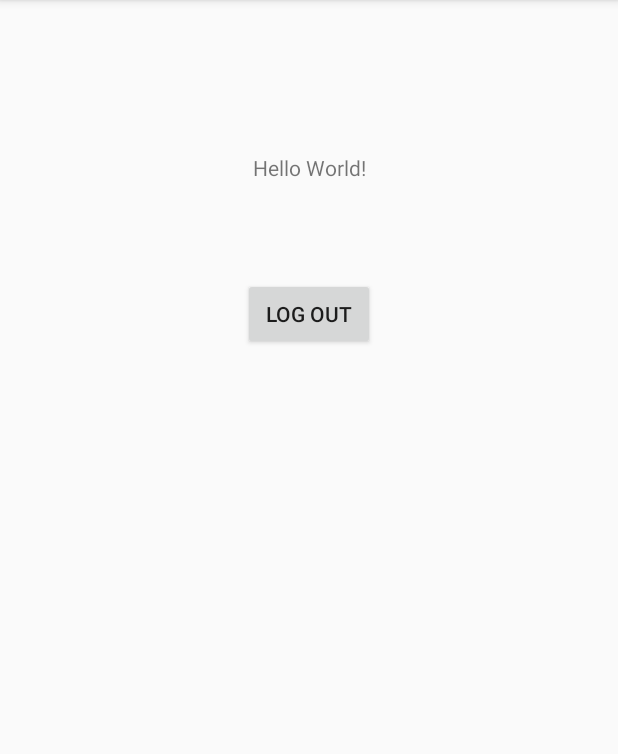
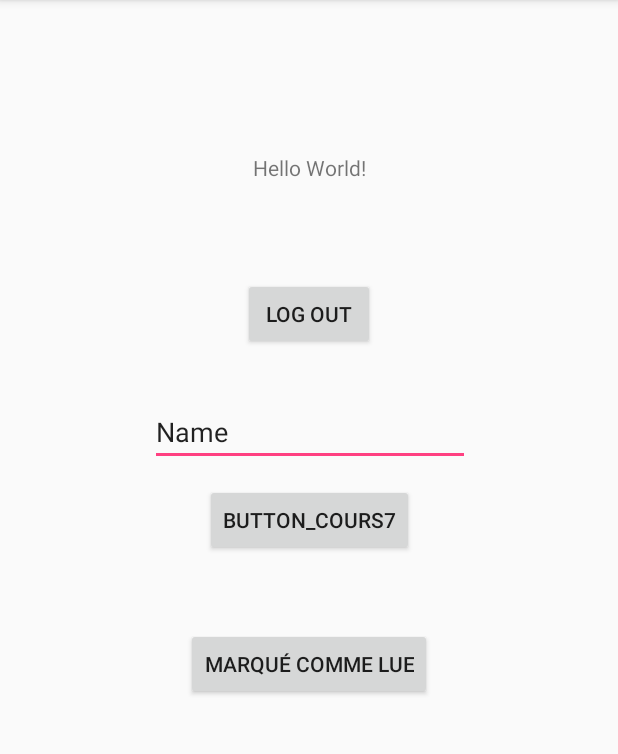
Before and after one commit to Riogun13/Android_Cours_4, an Android app: the screen it shows after launch once a user with an empty profile is signed in (MainActivity), on a phone screen of 412 x 824 dp, the part 84-838 px from its top. Run offline under Robolectric (Android 15) with nearby library versions, the phone set to English and light mode, and no system bars; our stand-ins replace Firebase (no records; nobody signed in at launch, a user with empty details on screens opened directly).

Commit message:
Cour 7 pour les notifications.

```diff
--- a/app/src/main/AndroidManifest.xml
+++ b/app/src/main/AndroidManifest.xml
@@ -1,6 +1,7 @@
 <?xml version="1.0" encoding="utf-8"?>
 <manifest xmlns:android="http://schemas.android.com/apk/res/android"
     package="com.example.a533.android_cours_4">
+    <uses-permission android:name="android.permission.FOREGROUND_SERVICE"/>
 
     <application
         android:allowBackup="true"
@@ -19,6 +20,7 @@
         <activity android:name=".SignupOrLoginActivity" />
         <activity android:name=".LoginActivity" />
         <activity android:name=".SignUpActivity"></activity>
+        <service android:name=".notification.NotificationService"/>
     </application>
 
 </manifest>
--- a/app/src/main/java/com/example/a533/android_cours_4/MainActivity.java
+++ b/app/src/main/java/com/example/a533/android_cours_4/MainActivity.java
@@ -1,19 +1,32 @@
 package com.example.a533.android_cours_4;
 
 import android.content.Intent;
+import android.media.MediaPlayer;
+import android.support.annotation.NonNull;
+import android.support.v4.content.ContextCompat;
 import android.support.v7.app.AppCompatActivity;
 import android.os.Bundle;
 import android.view.View;
+import android.widget.EditText;
 import android.widget.Toast;
 
+import com.example.a533.android_cours_4.notification.NotificationService;
+import com.example.a533.android_cours_4.notification.model.ImportantMessageModel;
+import com.example.a533.android_cours_4.notification.model.MessageModel;
+import com.google.android.gms.tasks.OnCompleteListener;
+import com.google.android.gms.tasks.Task;
 import com.google.firebase.auth.FirebaseAuth;
 import com.google.firebase.auth.FirebaseUser;
+import com.google.firebase.firestore.DocumentReference;
+import com.google.firebase.firestore.FirebaseFirestore;
 
 public class MainActivity extends AppCompatActivity {
     FirebaseAuth auth;
+    FirebaseFirestore database;
     @Override
     protected void onCreate(Bundle savedInstanceState) {
         super.onCreate(savedInstanceState);
+        database = FirebaseFirestore.getInstance();
         setContentView(R.layout.activity_main);
         auth = FirebaseAuth.getInstance();
         setListener();
@@ -27,11 +40,55 @@ public class MainActivity extends AppCompatActivity {
         updateUI(currentUser);
     }
 
+    private void startService(){
+        Intent serviceIntent = new Intent(this, NotificationService.class);
+        ContextCompat.startForegroundService(this, serviceIntent);
+    }
+
     private void setListener() {
         findViewById(R.id.button_log_out).setOnClickListener(new View.OnClickListener() {
             @Override
             public void onClick(View v) {
                 logout();
+            }
+        });
+        findViewById(R.id.buttonSendMessage).setOnClickListener(new View.OnClickListener() {
+            @Override
+            public void onClick(View v) {
+                sendMessage();
+            }
+        });
+        findViewById(R.id.buttonExercice7).setOnClickListener(new View.OnClickListener() {
+            @Override
+            public void onClick(View v) {
+                sendMessageImportante();
+            }
+        });
+    }
+
+    private void sendMessage(){
+        EditText editTextMessage = findViewById(R.id.editTextMainActivity);
+        MessageModel messageModel = new MessageModel(editTextMessage.getText().toString(),
+                auth.getCurrentUser().getEmail());
+        database.collection("Notification").add(messageModel).addOnCompleteListener(new OnCompleteListener<DocumentReference>() {
+            @Override
+            public void onComplete(@NonNull Task<DocumentReference> task) {
+               if(task.isSuccessful()){
+                   Toast.makeText(getApplicationContext(),"Message sent", Toast.LENGTH_LONG).show();
+               }
+            }
+        });
+    }
+
+    private void sendMessageImportante(){
+        EditText editTextMessage = findViewById(R.id.editTextMainActivity);
+        ImportantMessageModel messageModel = new ImportantMessageModel(editTextMessage.getText().toString(),auth.getCurrentUser().getEmail());
+        database.collection("MessageImportant").add(messageModel).addOnCompleteListener(new OnCompleteListener<DocumentReference>() {
+            @Override
+            public void onComplete(@NonNull Task<DocumentReference> task) {
+                if(task.isSuccessful()){
+                    Toast.makeText(getApplicationContext(),"Message important sent", Toast.LENGTH_LONG).show();
+                }
             }
         });
     }
@@ -40,6 +97,8 @@ public class MainActivity extends AppCompatActivity {
         if (currentUser == null){
             sendUserToSignUpOrLoginActivity();
             //Toast.makeText(this, "sup", Toast.LENGTH_SHORT).show();
+        }else{
+            startService();
         }
     }
 
--- a/app/src/main/res/layout/activity_main.xml
+++ b/app/src/main/res/layout/activity_main.xml
@@ -31,4 +31,49 @@
         app:layout_constraintStart_toStartOf="parent"
         app:layout_constraintTop_toBottomOf="@+id/textView" />
 
+    <EditText
+        android:id="@+id/editTextMainActivity"
+        android:layout_width="wrap_content"
+        android:layout_height="wrap_content"
+        android:layout_marginEnd="8dp"
+        android:layout_marginLeft="8dp"
+        android:layout_marginRight="8dp"
+        android:layout_marginStart="8dp"
+        android:layout_marginTop="32dp"
+        android:ems="10"
+        android:inputType="textPersonName"
+        android:text="Name"
+        app:layout_constraintEnd_toEndOf="parent"
+        app:layout_constraintHorizontal_bias="0.503"
+        app:layout_constraintStart_toStartOf="parent"
+        app:layout_constraintTop_toBottomOf="@+id/button_log_out" />
+
+    <Button
+        android:id="@+id/buttonSendMessage"
+        android:layout_width="wrap_content"
+        android:layout_height="wrap_content"
+        android:layout_marginEnd="8dp"
+        android:layout_marginLeft="8dp"
+        android:layout_marginRight="8dp"
+        android:layout_marginStart="8dp"
+        android:layout_marginTop="12dp"
+        android:text="Button_cours7"
+        app:layout_constraintEnd_toEndOf="parent"
+        app:layout_constraintStart_toStartOf="parent"
+        app:layout_constraintTop_toBottomOf="@+id/editTextMainActivity" />
+
+    <Button
+        android:id="@+id/buttonExercice7"
+        android:layout_width="wrap_content"
+        android:layout_height="wrap_content"
+        android:layout_marginEnd="8dp"
+        android:layout_marginLeft="8dp"
+        android:layout_marginRight="8dp"
+        android:layout_marginStart="8dp"
+        android:layout_marginTop="48dp"
+        android:text="Marqué comme lue"
+        app:layout_constraintEnd_toEndOf="parent"
+        app:layout_constraintStart_toStartOf="parent"
+        app:layout_constraintTop_toBottomOf="@+id/buttonSendMessage" />
+
 </android.support.constraint.ConstraintLayout>
```
Also changed, not shown: app/src/main/java/com/example/a533/android_cours_4/notification/NotificationCreator.java (added, +40 -0 lines), app/src/main/java/com/example/a533/android_cours_4/notification/NotificationService.java (added, +142 -0 lines), app/src/main/java/com/example/a533/android_cours_4/notification/model/ImportantMessageModel.java (added, +30 -0 lines), app/src/main/java/com/example/a533/android_cours_4/notification/model/MessageModel.java (added, +30 -0 lines), app/src/main/res/drawable/stfu.png (added).
